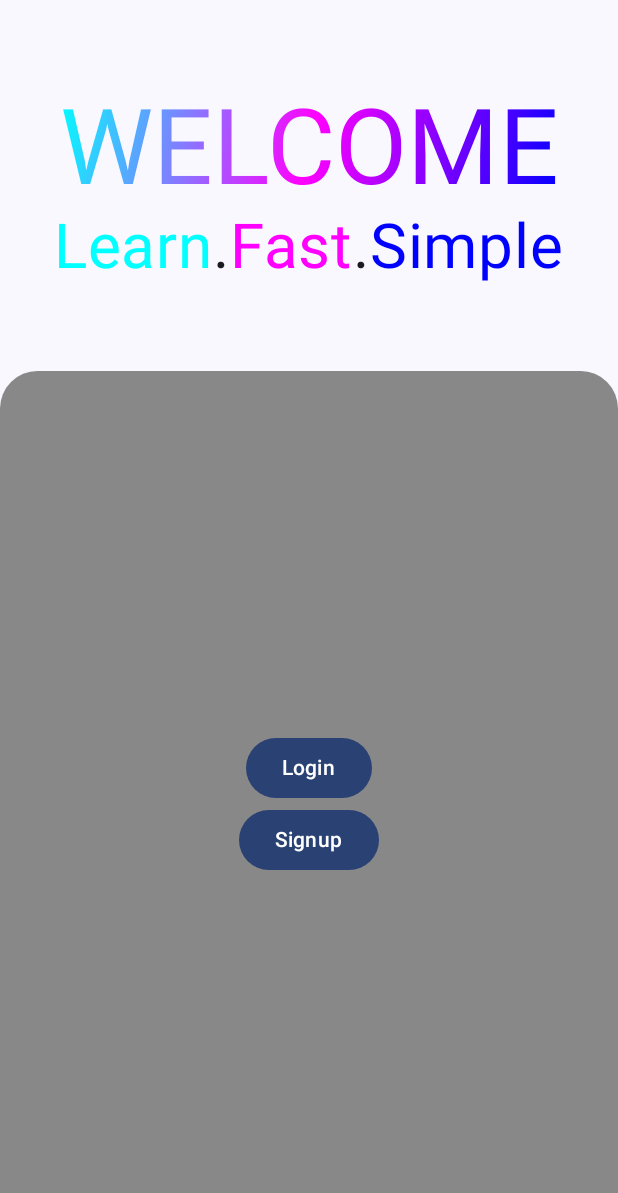
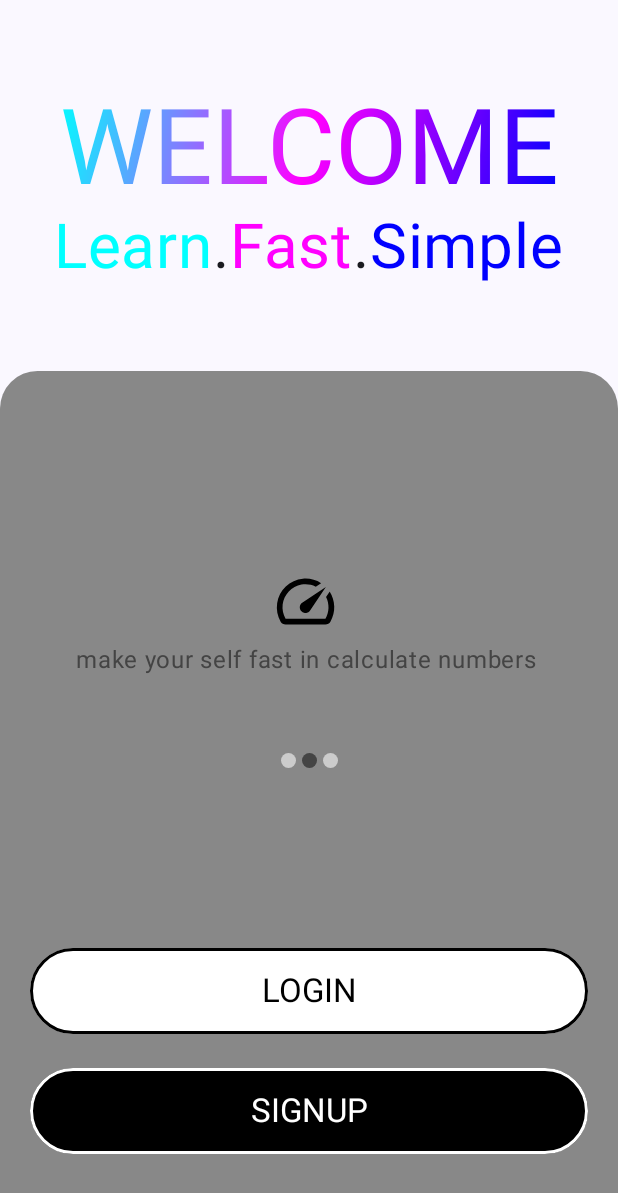
Before and after one commit to AK2000YY/LearnArithmeticOperations, an Android app built with Jetpack Compose: the screen it shows after launch (MainActivity), on a phone screen of 412 x 824 dp. Shown: the top 1193 px of the screen. Run offline under Robolectric (Android 15) with nearby library versions, the phone set to English and light mode, and no system bars; our stand-ins replace Dagger/Hilt's generated code, Firebase (no records; nobody signed in at launch, a user with empty details on screens opened directly).

Commit message:
I finish SignupOrLogin screen

```diff
--- a/app/build.gradle.kts
+++ b/app/build.gradle.kts
@@ -72,6 +72,7 @@ dependencies {
     implementation(platform(libs.com.google.firebase.bom))
     implementation(libs.com.google.firebase.analytics)
     implementation(libs.com.google.firebase.auth)
+    implementation(libs.androidx.compose.material.icons.extended)
     testImplementation(libs.junit)
     androidTestImplementation(libs.androidx.junit)
     androidTestImplementation(libs.androidx.espresso.core)
--- a/app/src/main/java/com/example/learnarithmeticoperations/presentation/signupOrLogin/compoonent/LoginOrSignup.kt
+++ b/app/src/main/java/com/example/learnarithmeticoperations/presentation/signupOrLogin/compoonent/LoginOrSignup.kt
@@ -1,16 +1,22 @@
 package com.example.learnarithmeticoperations.presentation.signupOrLogin.compoonent
 
 import androidx.activity.compose.BackHandler
+import androidx.compose.foundation.BorderStroke
 import androidx.compose.foundation.background
+import androidx.compose.foundation.border
+import androidx.compose.foundation.clickable
 import androidx.compose.foundation.isSystemInDarkTheme
 import androidx.compose.foundation.layout.Arrangement
 import androidx.compose.foundation.layout.Box
 import androidx.compose.foundation.layout.Column
-import androidx.compose.foundation.layout.PaddingValues
+import androidx.compose.foundation.layout.Spacer
 import androidx.compose.foundation.layout.fillMaxWidth
 import androidx.compose.foundation.layout.padding
 import androidx.compose.foundation.shape.RoundedCornerShape
-import androidx.compose.material3.Button
+import androidx.compose.material.icons.Icons
+import androidx.compose.material.icons.filled.Calculate
+import androidx.compose.material.icons.filled.Speed
+import androidx.compose.material.icons.filled.SportsMartialArts
 import androidx.compose.material3.MaterialTheme
 import androidx.compose.material3.Text
 import androidx.compose.runtime.Composable
@@ -52,7 +58,7 @@ fun LoginORSignup(
                 .weight(7f)
                 .clip(RoundedCornerShape(topEnd = 25.dp, topStart = 25.dp))
                 .background(
-                    if(isSystemInDarkTheme()) Color.White
+                    if (isSystemInDarkTheme()) Color.White
                     else Color.Gray
                 ),
             choosePart = choosePart,
@@ -107,11 +113,82 @@ fun LoginOrSignupPart(
         horizontalAlignment = Alignment.CenterHorizontally,
         verticalArrangement = Arrangement.Center
     ) {
-        Button(onClick = { toLogin() }) {
-            Text(text = "Login")
-        }
-        Button(onClick = { toSignup() }) {
-            Text(text = "Signup")
-        }
+        Spacer(modifier = Modifier.weight(2f))
+        PageIndicator(
+            modifier = Modifier
+                .weight(3f),
+            listOfString = listOf(
+                "learn with a lot of example for arithmetic operator",
+                "make your self fast in calculate numbers",
+                "make learning operation simple by this app"
+            ),
+            listOfIcons = listOf(
+                Icons.Default.Calculate,
+                Icons.Default.Speed,
+                Icons.Default.SportsMartialArts
+            )
+        )
+        Spacer(modifier = Modifier.weight(2f))
+        Buttons(
+            modifier = Modifier
+                .weight(2.5f)
+                .fillMaxWidth(),
+            toSignup = toSignup,
+            toLogin = toLogin
+        )
+        Spacer(modifier = Modifier.weight(1f))
     }
 }
+
+@Composable
+fun Buttons(
+    modifier: Modifier = Modifier,
+    toSignup: () -> Unit,
+    toLogin: () -> Unit
+) {
+   Column(
+       modifier = modifier,
+       horizontalAlignment = Alignment.CenterHorizontally,
+   ) {
+       ButtonDesigned(
+           modifier = Modifier
+               .weight(1.0f)
+               .clickable { toLogin() },
+           buttonName = "LOGIN"
+       )
+       Spacer(modifier = Modifier.weight(0.4f))
+       ButtonDesigned(
+           modifier = Modifier
+               .weight(1.0f)
+               .clickable { toSignup() },
+           buttonName = "SIGNUP"
+       )
+   }
+}
+
+@Composable
+fun ButtonDesigned(
+    modifier: Modifier = Modifier,
+    buttonName: String
+) {
+    Box(
+        modifier = modifier
+            .fillMaxWidth()
+            .padding(horizontal = 20.dp)
+            .background(
+                if (buttonName == "LOGIN") Color.White else Color.Black,
+                RoundedCornerShape(35.dp)
+            )
+            .border(
+                BorderStroke(2.dp, if (buttonName == "LOGIN") Color.Black else Color.White),
+                RoundedCornerShape(35.dp)
+            ),
+        contentAlignment = Alignment.Center
+    ) {
+        Text(
+            text = buttonName,
+            style = MaterialTheme.typography.titleLarge,
+            color = if (buttonName == "LOGIN") Color.Black else Color.White
+        )
+    }
+}
--- a/app/src/main/java/com/example/learnarithmeticoperations/presentation/signupOrLogin/compoonent/PageIndicator.kt
+++ b/app/src/main/java/com/example/learnarithmeticoperations/presentation/signupOrLogin/compoonent/PageIndicator.kt
@@ -6,15 +6,15 @@ import androidx.compose.foundation.layout.Arrangement
 import androidx.compose.foundation.layout.Box
 import androidx.compose.foundation.layout.Column
 import androidx.compose.foundation.layout.Row
-import androidx.compose.foundation.layout.fillMaxSize
+import androidx.compose.foundation.layout.Spacer
 import androidx.compose.foundation.layout.fillMaxWidth
 import androidx.compose.foundation.layout.padding
 import androidx.compose.foundation.layout.size
-import androidx.compose.foundation.layout.width
 import androidx.compose.foundation.layout.wrapContentHeight
 import androidx.compose.foundation.pager.HorizontalPager
 import androidx.compose.foundation.pager.rememberPagerState
 import androidx.compose.foundation.shape.CircleShape
+import androidx.compose.material3.Icon
 import androidx.compose.material3.Text
 import androidx.compose.runtime.Composable
 import androidx.compose.runtime.LaunchedEffect
@@ -26,16 +26,20 @@ import androidx.compose.ui.Alignment
 import androidx.compose.ui.Modifier
 import androidx.compose.ui.draw.clip
 import androidx.compose.ui.graphics.Color
-import androidx.compose.ui.tooling.preview.Preview
+import androidx.compose.ui.graphics.vector.ImageVector
+import androidx.compose.ui.text.style.TextAlign
 import androidx.compose.ui.unit.dp
-import kotlinx.coroutines.async
 import kotlinx.coroutines.delay
 
 @OptIn(ExperimentalFoundationApi::class)
 @Composable
-fun PageIndicator(modifier: Modifier = Modifier) {
+fun PageIndicator(
+    modifier: Modifier = Modifier,
+    listOfString: List<String>,
+    listOfIcons: List<ImageVector>
+) {
     val pagerState = rememberPagerState(pageCount = {
-        4
+        3
     })
     var pageNumber by remember {
         mutableIntStateOf(0)
@@ -48,17 +52,29 @@ fun PageIndicator(modifier: Modifier = Modifier) {
         HorizontalPager(
             state = pagerState,
             modifier = Modifier
-                .width(100.dp)
+                .weight(6f)
+                .fillMaxWidth()
+                .padding(horizontal = 50.dp)
         ) { page ->
-            Box(
-                modifier = Modifier
-                    .size(100.dp)
-                    .background(Color.Gray),
-                contentAlignment = Alignment.Center
+            Column(
+                horizontalAlignment = Alignment.CenterHorizontally
             ) {
-                Text(text = "$page")
+                Icon(
+                    imageVector = listOfIcons[page],
+                    contentDescription = null,
+                    modifier = Modifier
+                        .size(50.dp)
+                        .padding(bottom = 4.dp),
+                    tint = Color.Black
+                )
+                Text(
+                    text = listOfString[page],
+                    textAlign = TextAlign.Center,
+                    color = Color.DarkGray
+                )
             }
         }
+        Spacer(modifier = Modifier.weight(1f))
         Row(
             Modifier
                 .wrapContentHeight()
@@ -74,7 +90,7 @@ fun PageIndicator(modifier: Modifier = Modifier) {
                         .padding(2.dp)
                         .clip(CircleShape)
                         .background(color)
-                        .size(16.dp)
+                        .size(10.dp)
                 )
             }
         }
@@ -82,12 +98,17 @@ fun PageIndicator(modifier: Modifier = Modifier) {
     LaunchedEffect(true) {
         while (true) {
             delay(3000)
-            if(pageNumber != pagerState.currentPage) {
-                pageNumber = pagerState.currentPage
+            try {
+                if(pageNumber != pagerState.currentPage) {
+                    pageNumber = pagerState.currentPage
+                }
+                else {
+                    pageNumber = (pageNumber+1)%3
+                    pagerState.animateScrollToPage(pageNumber)
+                }
+            }catch(e: Exception) {
                 continue
             }
-            pageNumber = (pageNumber+1)%4
-            pagerState.animateScrollToPage(pageNumber)
         }
     }
 }
--- a/gradle/libs.versions.toml
+++ b/gradle/libs.versions.toml
@@ -42,6 +42,8 @@ com-google-firebase-bom = { group =  "com.google.firebase", name = "firebase-bom
 com-google-firebase-analytics = { group = "com.google.firebase", name = "firebase-analytics" }
 com-google-firebase-auth = { group = "com.google.firebase", name = "firebase-auth" }
 
+androidx-compose-material-icons-extended = { group = "androidx.compose.material", name = "material-icons-extended" }
+
 [plugins]
 android-application = { id = "com.android.application", version.ref = "agp" }
 jetbrains-kotlin-android = { id = "org.jetbrains.kotlin.android", version.ref = "kotlin" }
```
